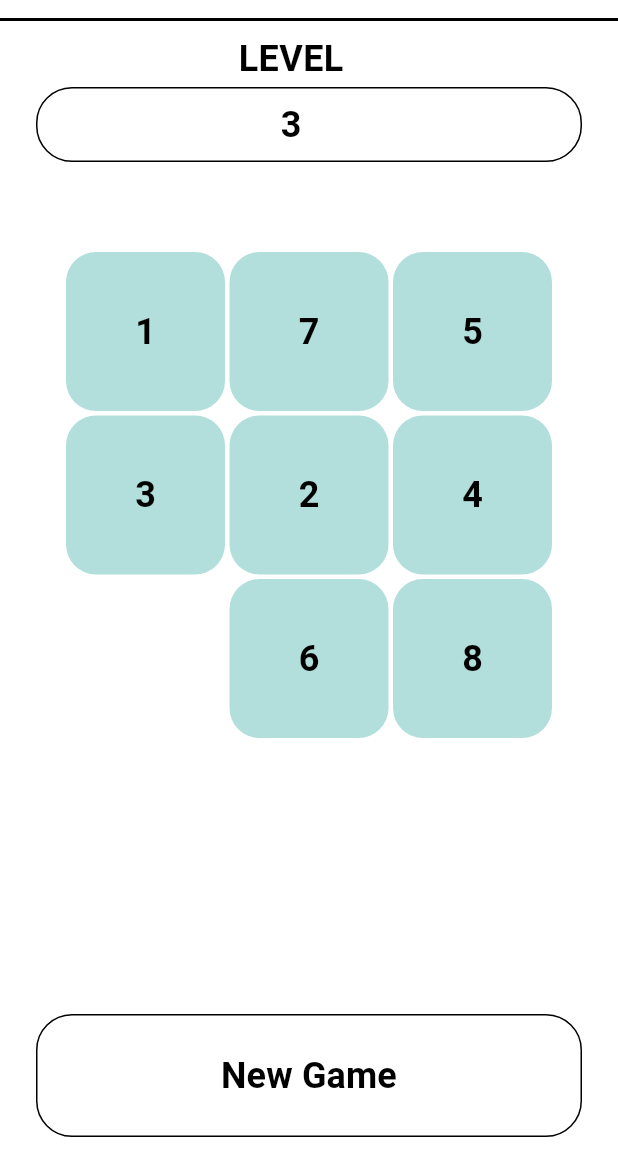
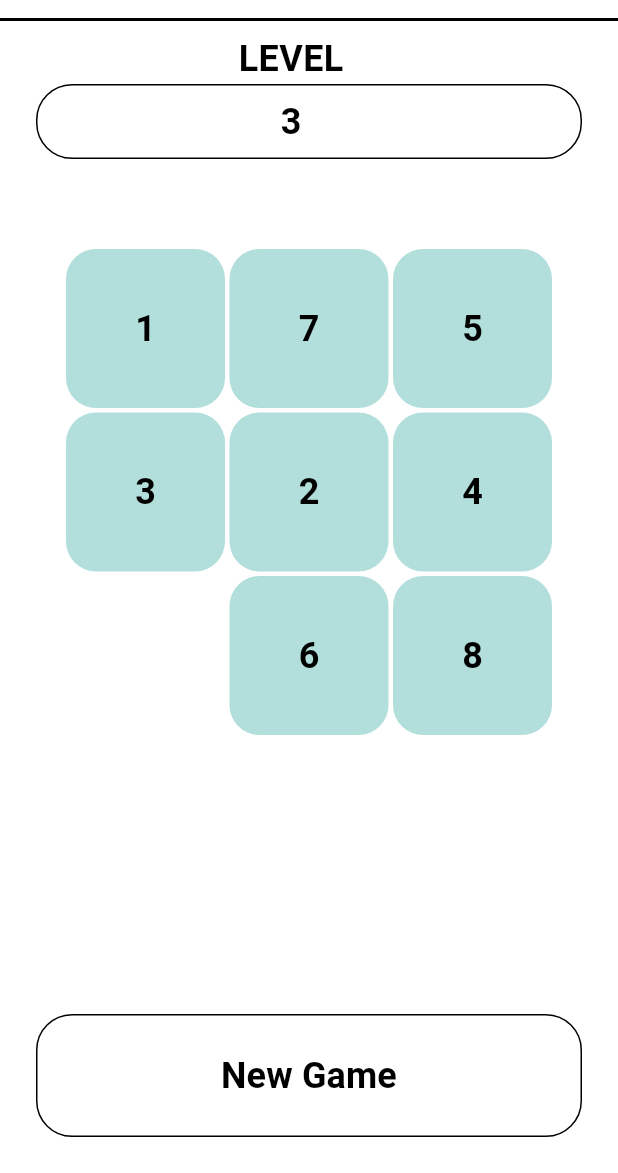
Before and after one commit to kstmasa/flutter-npuzzle, a Flutter app: the screen it shows after launch, on a phone screen of 412 x 824 dp, the part 63-1236 px from its top. Run offline on Flutter 3.47's test engine with Material 3 defaults, Android fonts, the phone set to English and light mode, and no system bars.

Commit message:
Optimize layout

```diff
--- a/lib/main.dart
+++ b/lib/main.dart
@@ -79,6 +79,8 @@
                     Align(
                         alignment: Alignment.topCenter,
                         child: Container(
+                            child: Column(children: [
+                          Container(
                               margin: EdgeInsets.only(top: 8, right: 24),
                               child: Text("LEVEL",
                                   style: TextStyle(
@@ -86,11 +88,8 @@
                                           .colorScheme
                                           .inversePrimary,
                                       fontWeight: FontWeight.bold,
-                                  fontSize: 24)),
-                        )),
-                    Align(
-                        alignment: Alignment.topCenter,
-                        child: Container(
+                                      fontSize: 24))),
+                          Container(
                             decoration: BoxDecoration(
                                 borderRadius: BorderRadius.circular(24.0),
                                 border: Border.all(
@@ -98,7 +97,6 @@
                                       .colorScheme
                                       .inversePrimary,
                                 )),
-                          margin: EdgeInsets.only(top: 44),
                             child: DropdownButton<String>(
                               borderRadius: BorderRadius.circular(24.0),
                               value: level.toString(),
@@ -126,10 +124,11 @@
                                     child: Text(value.toString()));
                               }).toList(),
                             ),
-                        )),
-                    Align(
-                        alignment: Alignment.center,
-                        child: SizedBox(
+                          ),
+                          SizedBox(
+                            height: 40,
+                          ),
+                          SizedBox(
                             // width: 500,
                             height: 500,
                             child: GridView.count(
@@ -140,12 +139,14 @@
                               crossAxisCount: level,
                               children: shuffleList
                                   .map((e) => GestureDetector(
-                                      onTap: () => !isFinal(e) ? shift(e) : (),
+                                        onTap: () =>
+                                            !isFinal(e) ? shift(e) : (),
                                         child: getBox(e, isFinal(e)),
                                       ))
                                   .toList(),
                             ),
-                        )),
+                          )
+                        ]))),
                     Align(
                         alignment: Alignment.bottomCenter,
                         child: Container(
```
Lines whose indentation alone changed are shown as unchanged.
